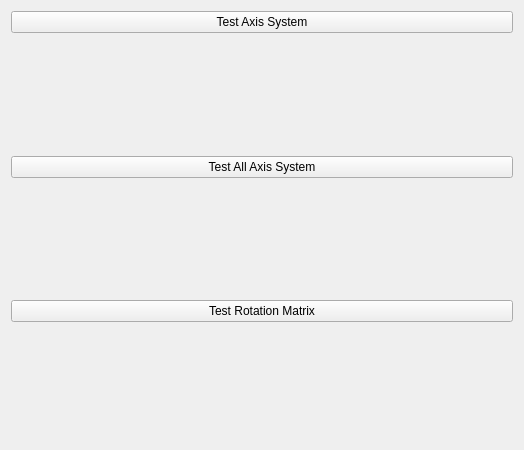
The window that testtab.ui (smartmaster/openglQT) describes before a commit, drawn with Qt 5.
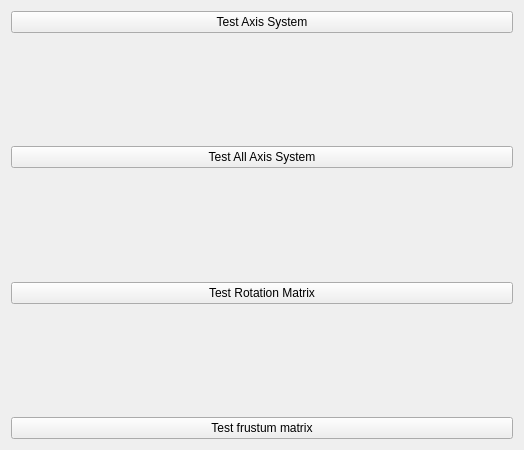
The same window after the commit.

Commit message: add equivalence to glm::frustum

```diff
--- a/testtab.ui
+++ b/testtab.ui
@@ -35,6 +35,13 @@
      </property>
     </widget>
    </item>
+   <item>
+    <widget class="QPushButton" name="btnTestFustum">
+     <property name="text">
+      <string>Test frustum matrix</string>
+     </property>
+    </widget>
+   </item>
   </layout>
  </widget>
  <resources/>
```
The commit also changes 4 other files.
